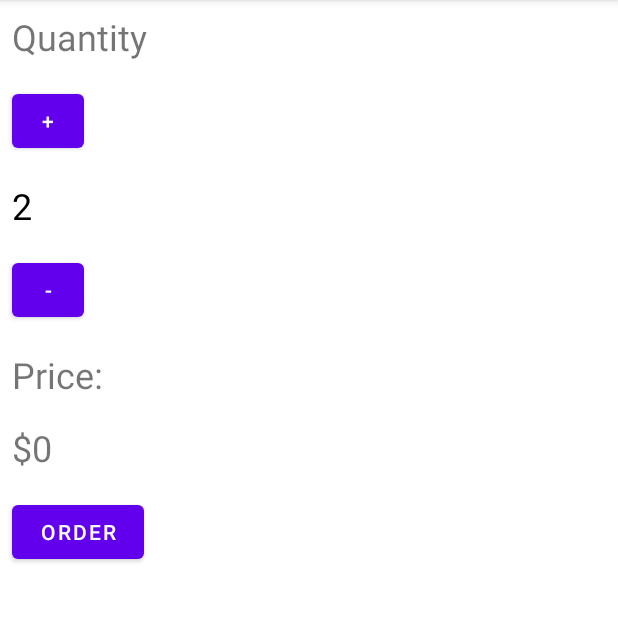
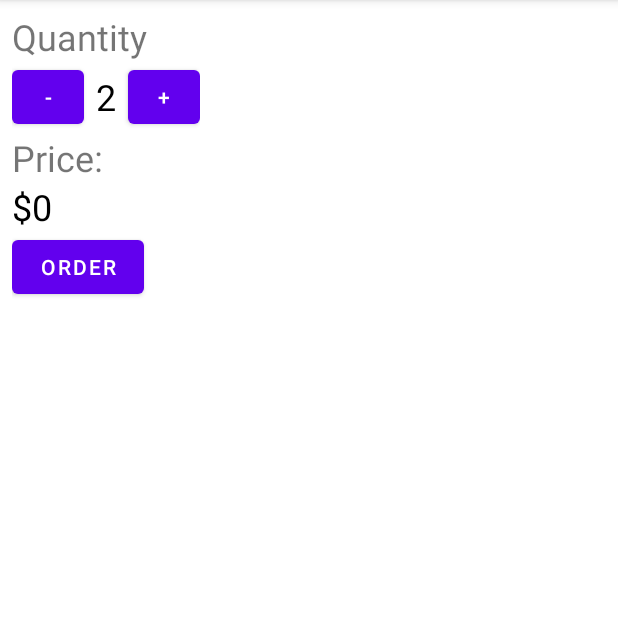
Before and after one commit to timodokter/android-development, an Android app: the screen it shows after launch (MainActivity), on a phone screen of 412 x 824 dp, the part 84-706 px from its top. Run offline under Robolectric (Android 15) with nearby library versions, the light colour scheme and no system bars.

Commit message:
lesson 2 finished

```diff
--- a/Justjava/app/src/main/java/com/example/android/justjava/MainActivity.java
+++ b/Justjava/app/src/main/java/com/example/android/justjava/MainActivity.java
@@ -9,6 +9,8 @@
 public class MainActivity extends AppCompatActivity {
 
     int quantity = 2;
+    String price = "Total: $" + quantity*5 + "\nThank You!";
+    String priceMessage = "Thank you!";
 
     @Override
     protected void onCreate(Bundle savedInstanceState) {
@@ -20,7 +22,8 @@
     public void submitOrder(View view) {
 
         display(quantity);
-        displayPrice(quantity * 5);
+        displayMessage(price);
+//        displayPrice(quantity*5);
     }
 
     public void increment(View view) {
@@ -31,6 +34,13 @@
     public void decrement(View view) {
         quantity = quantity - 1;
         display(quantity);
+    }
+    /**
+     * This method displays the given text on the screen.
+     */
+    private void displayMessage(String message) {
+        TextView priceTextView = (TextView) findViewById(R.id.price_text_view);
+        priceTextView.setText(message);
     }
 
     /* This method displays the given quantity value on the screen.*/
--- a/Justjava/app/src/main/res/layout/activity_main.xml
+++ b/Justjava/app/src/main/res/layout/activity_main.xml
@@ -5,62 +5,66 @@
     android:layout_width="match_parent"
     android:layout_height="match_parent"
     android:orientation="vertical"
+    android:layout_margin="8dp"
     tools:context=".MainActivity">
 
     <TextView
-        android:text="Quantity"
         android:layout_width="match_parent"
         android:layout_height="wrap_content"
-        android:textSize="24sp"
-        android:layout_margin="8dp"/>
+        android:text="Quantity"
+        android:textSize="24sp" />
 
-    <Button
-        android:id="@+id/increment"
-        android:text="+"
-        android:layout_width="48dp"
-        android:layout_height="48dp"
-        android:layout_margin="8dp"
-        android:onClick="increment"/>
+    <LinearLayout
+        android:layout_width="wrap_content"
+        android:layout_height="wrap_content"
+        android:orientation="horizontal">
+
+
+        <Button
+            android:id="@+id/decrement"
+            android:layout_width="48dp"
+            android:layout_height="48dp"
+            android:layout_marginRight="4dp"
+            android:onClick="decrement"
+            android:text="-" />
+
+        <TextView
+            android:id="@+id/quantity_text_view"
+            android:layout_width="match_parent"
+            android:layout_height="wrap_content"
+            android:layout_margin="4dp"
+            android:text="2"
+            android:textColor="#000000"
+            android:textSize="24sp" />
+
+        <Button
+            android:id="@+id/increment"
+            android:layout_width="48dp"
+            android:layout_height="48dp"
+            android:layout_marginLeft="4dp"
+            android:onClick="increment"
+            android:text="+" />
+
+    </LinearLayout>
 
     <TextView
-        android:id="@+id/quantity_text_view"
-        android:text="2"
-        android:layout_width="match_parent"
-        android:layout_height="wrap_content"
-        android:textSize="24sp"
-        android:textColor="#000000"
-        android:layout_margin="8dp"
-        android:layout_marginBottom="0dp"/>
-
-    <Button
-        android:id="@+id/decrement"
-        android:text="-"
-        android:layout_width="48dp"
-        android:layout_height="48dp"
-        android:layout_margin="8dp"
-        android:onClick="decrement"/>
-
-    <TextView
-        android:text="Price:"
-        android:textSize="24sp"
         android:layout_width="wrap_content"
         android:layout_height="wrap_content"
-        android:layout_margin="8dp"
-        android:layout_marginTop="0dp"/>
+        android:text="Price:"
+        android:textSize="24sp" />
 
     <TextView
         android:id="@+id/price_text_view"
-        android:text="$0"
-        android:textSize="24sp"
         android:layout_width="wrap_content"
         android:layout_height="wrap_content"
-        android:layout_margin="8dp"/>
+        android:text="$0"
+        android:textColor="#000000"
+        android:textSize="24sp" />
 
     <Button
-        android:text="Order"
         android:layout_width="wrap_content"
         android:layout_height="wrap_content"
-        android:layout_margin="8dp"
-        android:onClick="submitOrder"/>
+        android:onClick="submitOrder"
+        android:text="Order" />
 
 </LinearLayout>
```
